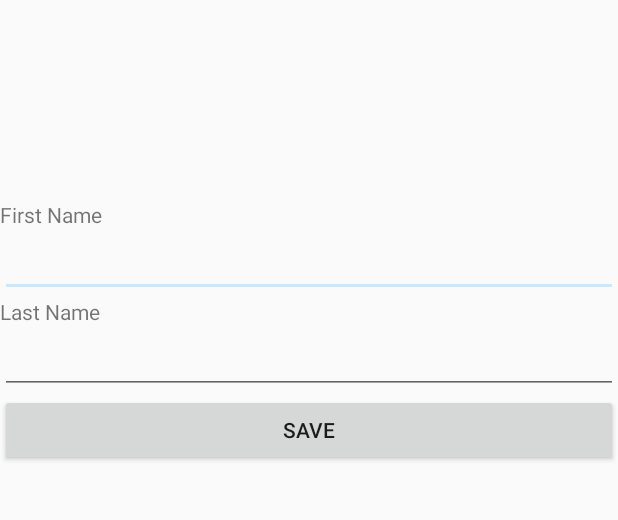
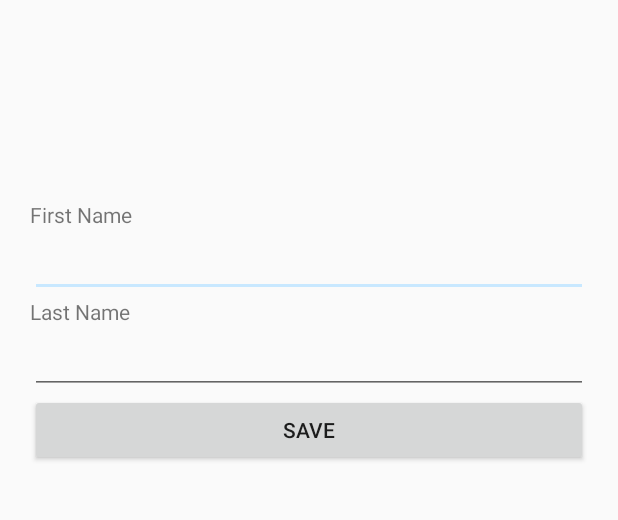
Before and after one commit to romheredia/NowFitnessUI, an Android app: the screen it shows after launch (UserProfileActivity), on a phone screen of 412 x 824 dp, the part 285-805 px from its top. Run offline under Robolectric (Android 15) with nearby library versions, the phone set to English and light mode, and no system bars.

Commit message:
mgerilla 051217

```diff
--- a/app/src/main/java/com/now/fitness/nowfitnessui/SplashActivity.java
+++ b/app/src/main/java/com/now/fitness/nowfitnessui/SplashActivity.java
@@ -7,6 +7,7 @@ import android.support.design.widget.FloatingActionButton;
 import android.support.design.widget.Snackbar;
 import android.support.v7.app.AppCompatActivity;
 import android.support.v7.widget.Toolbar;
+import android.util.Log;
 import android.view.View;
 
 public class SplashActivity extends AppCompatActivity {
@@ -17,6 +18,11 @@ public class SplashActivity extends AppCompatActivity {
     @Override
     protected void onCreate(Bundle savedInstanceState) {
         super.onCreate(savedInstanceState);
+        View decorView = getWindow().getDecorView();
+        // Hide the status bar.
+        int uiOptions = View.SYSTEM_UI_FLAG_FULLSCREEN;
+        Log.i("splash screen activity","value: "+uiOptions);
+        decorView.setSystemUiVisibility(uiOptions);
         setContentView(R.layout.activity_splash);
 
         new Handler().postDelayed(new Runnable() {
--- a/app/src/main/res/layout/activity_user_profile.xml
+++ b/app/src/main/res/layout/activity_user_profile.xml
@@ -23,7 +23,9 @@
         android:layout_width="match_parent"
         android:layout_height="wrap_content"
         android:orientation="vertical"
-        android:layout_centerInParent="true">
+        android:layout_centerInParent="true"
+        android:layout_marginRight="20dp"
+        android:layout_marginLeft="20dp">
 
         <TextView
             android:id="@+id/textViewFirstName"
```
